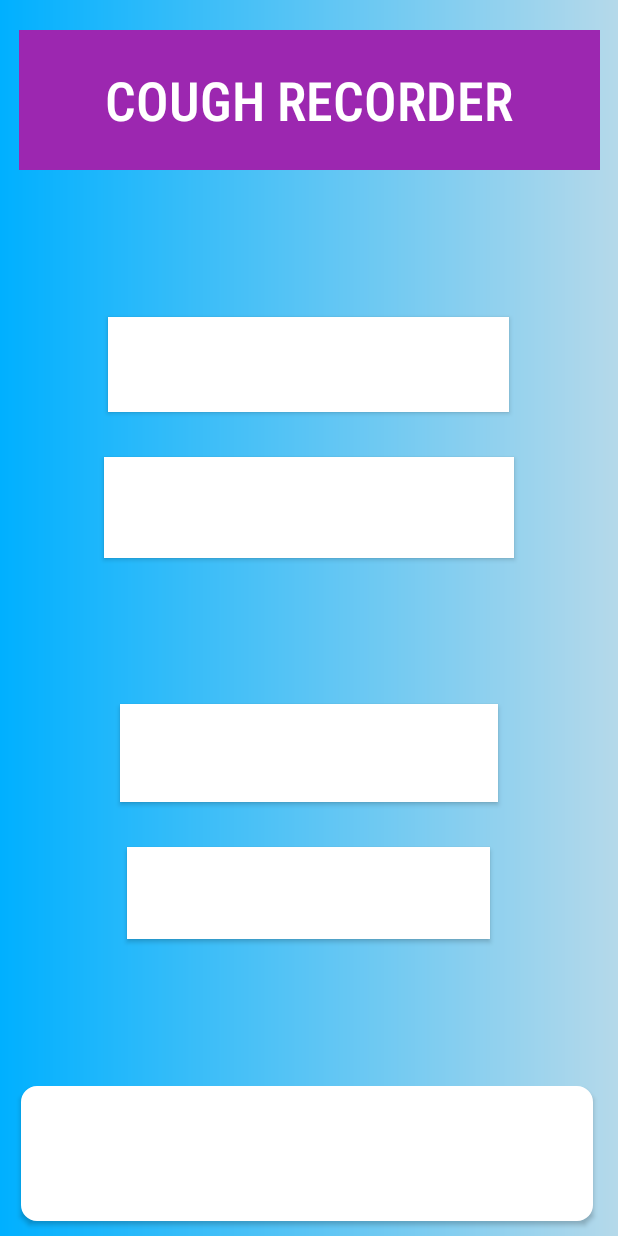
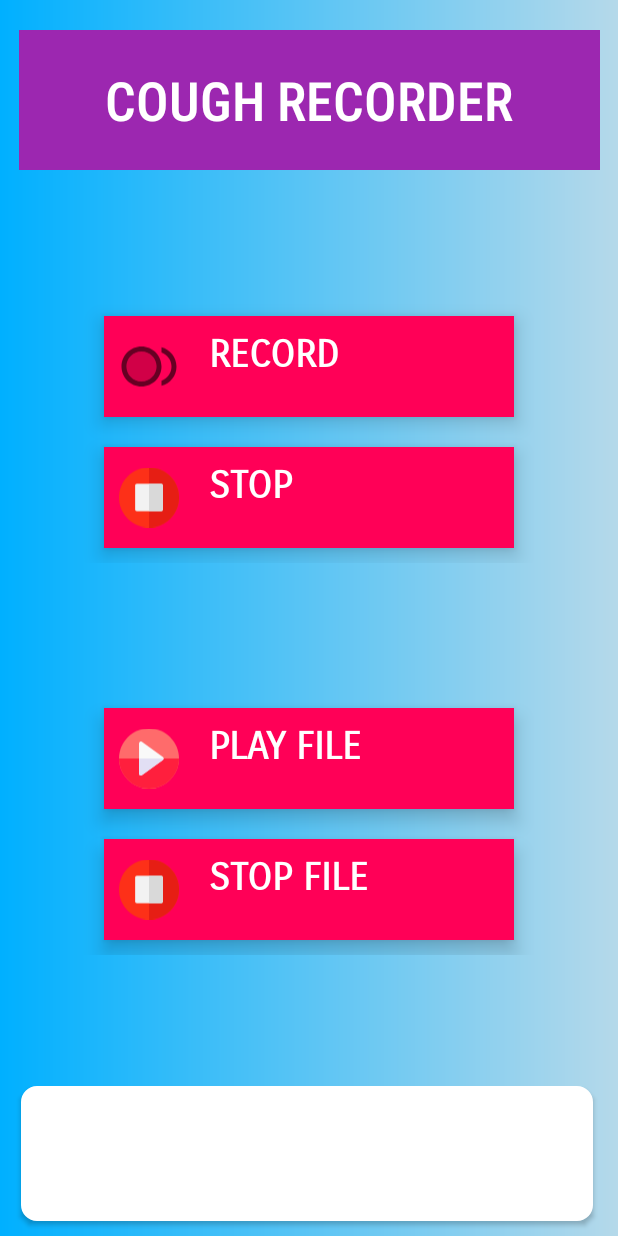
Before and after one commit to pradeep20036/WashKaroApplication, an Android app: the layout cough_recorder.xml on its own in the app's theme, with its tools: preview values and no code run, on a phone screen of 412 x 824 dp. Run offline under Robolectric (Android 15) with nearby library versions, the phone set to English and light mode, and no system bars.

Commit message:
cough recorder custom button added

```diff
--- /dev/null
+++ b/app/src/main/res/drawable/record.xml
@@ -0,0 +1,15 @@
+<vector xmlns:android="http://schemas.android.com/apk/res/android"
+    android:width="24dp"
+    android:height="24dp"
+    android:viewportWidth="24"
+    android:viewportHeight="24"
+    android:tint="?attr/colorControlNormal">
+  <path
+      android:fillColor="@android:color/white"
+      android:pathData="M9,18c3.31,0 6,-2.69 6,-6s-2.69,-6 -6,-6 -6,2.69 -6,6 2.69,6 6,6z"
+      android:strokeAlpha="0.3"
+      android:fillAlpha="0.3"/>
+  <path
+      android:fillColor="@android:color/white"
+      android:pathData="M9,20c4.42,0 8,-3.58 8,-8s-3.58,-8 -8,-8 -8,3.58 -8,8 3.58,8 8,8zM9,6c3.31,0 6,2.69 6,6s-2.69,6 -6,6 -6,-2.69 -6,-6 2.69,-6 6,-6zM17,4.26v2.09c2.33,0.82 4,3.04 4,5.65s-1.67,4.83 -4,5.65v2.09c3.45,-0.89 6,-4.01 6,-7.74 0,-3.73 -2.55,-6.85 -6,-7.74z"/>
+</vector>
--- a/app/src/main/res/layout/activity_login_email.xml
+++ b/app/src/main/res/layout/activity_login_email.xml
@@ -54,6 +54,10 @@
                     android:layout_width="match_parent"
                     android:layout_height="wrap_content"
                     android:inputType="textEmailAddress" />
+
+                <com.google.android.material.textfield.TextInputLayout
+                    android:layout_width="match_parent"
+                    android:layout_height="match_parent"/>
 
             </com.google.android.material.textfield.TextInputLayout>
 
--- a/app/src/main/res/layout/cough_recorder.xml
+++ b/app/src/main/res/layout/cough_recorder.xml
@@ -33,22 +33,7 @@
         app:layout_constraintTop_toBottomOf="@id/textView5"
         app:layout_constraintBottom_toTopOf="@id/linearLayout2">
 
-        <Button
-            android:id="@+id/recordButton1"
-            android:layout_width="267dp"
-            android:layout_height="63dp"
-            android:layout_gravity="center_horizontal"
-            android:layout_marginVertical="20dp"
-            android:background="#472E2E"
-            android:backgroundTint="#E91E63"
-            android:fontFamily="sans-serif-smallcaps"
-            android:text="RECORD"
-            android:textColor="#FFFFFF"
-            android:textSize="25sp"
-            android:textStyle="bold"
-            app:iconTint="#FFFFFF" />
-
-        <Button
+        <androidx.constraintlayout.widget.ConstraintLayout
             android:id="@+id/stopButton1"
             android:layout_width="273dp"
             android:layout_height="67dp"
@@ -56,15 +41,77 @@
             android:layout_marginVertical="10dp"
             android:background="#E60000"
             android:backgroundTint="#FF0057"
-            android:backgroundTintMode="src_atop"
+            android:backgroundTintMode="add"
+            android:clickable="true"
+            android:elevation="@dimen/home_card_elev"
+
+            >
+            <LinearLayout
+                android:layout_width="match_parent"
+                android:layout_height="match_parent"
+
+                tools:ignore="MissingConstraints">
+                <ImageView
+                    android:layout_width="40dp"
+                    android:layout_height="match_parent"
+                    android:layout_margin="10dp"
+                    android:src="@drawable/record"/>
+                <TextView
+                    android:layout_width="193dp"
+                    android:layout_height="match_parent"
+                    android:text="RECORD"
+                    android:layout_margin="10dp"
                     android:fontFamily="sans-serif-smallcaps"
-            android:text="STOP"
                     android:textColor="#FFFFFF"
                     android:textSize="25sp"
                     android:textStyle="bold"
-            app:icon="@drawable/stop"
-            app:iconTint="#FFFFFF" />
+                   app:iconTint="#FFFFFF"
 
+                    />
+            </LinearLayout>
+
+        </androidx.constraintlayout.widget.ConstraintLayout>
+
+
+        <androidx.constraintlayout.widget.ConstraintLayout
+            android:id="@+id/recordButton1"
+            android:layout_width="273dp"
+            android:layout_height="67dp"
+            android:layout_gravity="center_horizontal"
+            android:layout_marginVertical="10dp"
+            android:background="#E60000"
+            android:backgroundTint="#FF0057"
+            android:backgroundTintMode="add"
+            android:clickable="true"
+            android:elevation="@dimen/home_card_elev"
+
+            >
+            <LinearLayout
+                android:layout_width="match_parent"
+                android:layout_height="match_parent"
+
+                tools:ignore="MissingConstraints">
+                <ImageView
+                    android:layout_width="40dp"
+                    android:layout_height="match_parent"
+                    android:layout_margin="10dp"
+                    android:src="@drawable/stop"/>
+                <TextView
+                    android:layout_width="193dp"
+                    android:layout_height="match_parent"
+                    android:text="STOP"
+                    android:layout_gravity="center_vertical"
+                    android:layout_margin="10dp"
+                    android:fontFamily="sans-serif-smallcaps"
+                    android:textColor="#FFFFFF"
+                    android:textSize="25sp"
+                    android:textStyle="bold"
+                    app:iconTint="#FFFFFF"
+
+                    />
+            </LinearLayout>
+
+        </androidx.constraintlayout.widget.ConstraintLayout>
     </LinearLayout>
 
     <LinearLayout
@@ -75,35 +122,86 @@
         app:layout_constraintTop_toBottomOf="@id/linearLayout1"
         app:layout_constraintBottom_toTopOf="@id/submitButton1">
 
-        <Button
+        <androidx.constraintlayout.widget.ConstraintLayout
             android:id="@+id/playFileButton1"
-            android:layout_width="252dp"
-            android:layout_height="65dp"
+            android:layout_width="273dp"
+            android:layout_height="67dp"
             android:layout_gravity="center_horizontal"
             android:layout_marginVertical="10dp"
-            android:background="#472E2E"
-            android:backgroundTint="#E91E63"
+            android:background="#E60000"
+            android:backgroundTint="#FF0057"
+            android:backgroundTintMode="add"
+            android:clickable="true"
+            android:elevation="@dimen/home_card_elev"
+
+            >
+            <LinearLayout
+                android:layout_width="match_parent"
+                android:layout_height="match_parent"
+
+                tools:ignore="MissingConstraints">
+                <ImageView
+                    android:layout_width="40dp"
+                    android:layout_height="match_parent"
+                    android:layout_margin="10dp"
+                    android:src="@drawable/play"/>
+                <TextView
+                    android:layout_width="193dp"
+                    android:layout_height="match_parent"
+                    android:text="PLAY FILE"
+                    android:layout_gravity="center_vertical"
+                    android:layout_margin="10dp"
                     android:fontFamily="sans-serif-smallcaps"
-            android:isScrollContainer="false"
-            android:text="Play file"
                     android:textColor="#FFFFFF"
                     android:textSize="25sp"
-            app:iconGravity="start"
-            app:iconTintMode="src_in" />
+                    android:textStyle="bold"
+                    app:iconTint="#FFFFFF"
 
-        <Button
+                    />
+            </LinearLayout>
+
+        </androidx.constraintlayout.widget.ConstraintLayout>
+
+
+        <androidx.constraintlayout.widget.ConstraintLayout
             android:id="@+id/stopFileButton1"
-            android:layout_width="242dp"
-            android:layout_height="61dp"
+            android:layout_width="273dp"
+            android:layout_height="67dp"
             android:layout_gravity="center_horizontal"
-            android:layout_marginVertical="20dp"
-            android:background="#472E2E"
-            android:backgroundTint="#E91E63"
+            android:layout_marginVertical="10dp"
+            android:background="#E60000"
+            android:backgroundTint="#FF0057"
+            android:backgroundTintMode="add"
+            android:clickable="true"
+            android:elevation="@dimen/home_card_elev"
+
+            >
+            <LinearLayout
+                android:layout_width="match_parent"
+                android:layout_height="match_parent"
+
+                tools:ignore="MissingConstraints">
+                <ImageView
+                    android:layout_width="40dp"
+                    android:layout_height="match_parent"
+                    android:layout_margin="10dp"
+                    android:src="@drawable/stop"/>
+                <TextView
+                    android:layout_width="193dp"
+                    android:layout_height="match_parent"
+                    android:text="STOP FILE"
+                    android:layout_gravity="center_vertical"
+                    android:layout_margin="10dp"
                     android:fontFamily="sans-serif-smallcaps"
-            android:text="Stop File"
                     android:textColor="#FFFFFF"
-            android:textSize="25sp" />
+                    android:textSize="25sp"
+                    android:textStyle="bold"
+                    app:iconTint="#FFFFFF"
 
+                    />
+            </LinearLayout>
+
+        </androidx.constraintlayout.widget.ConstraintLayout>
     </LinearLayout>
 
     <Button
```
Lines whose indentation alone changed are shown as unchanged.
